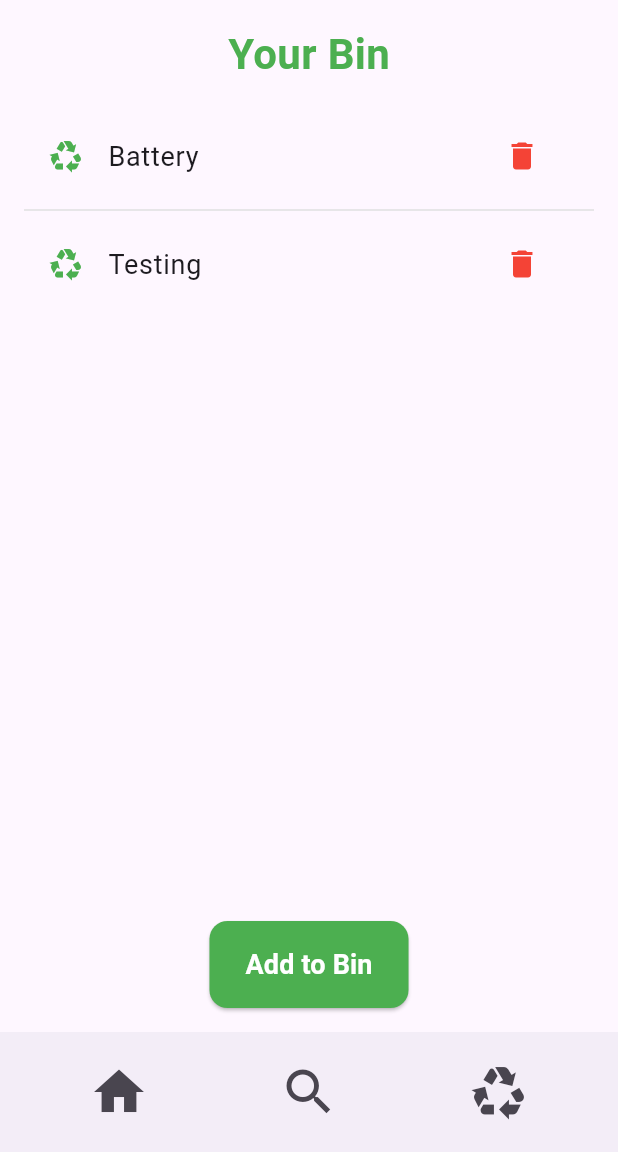
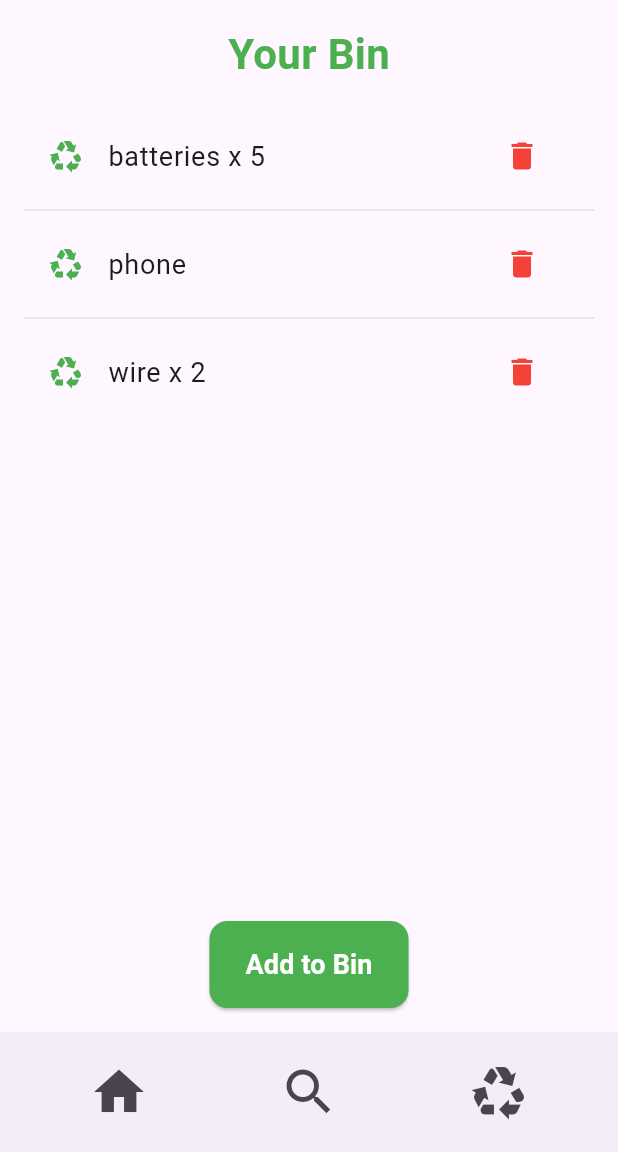
Before and after one commit to ivannimets/e-waste-hero, a Flutter app: the screen it shows after launch, on a phone screen of 412 x 824 dp, the part 84-1236 px from its top. Run offline on Flutter 3.47's test engine with Material 3 defaults, Android fonts, the phone set to English and light mode, and no system bars.

Commit message:
added items to bin list

```diff
--- /dev/null
+++ b/ewastehero/lib/entites/item.dart
@@ -0,0 +1,6 @@
+class Item {
+  String name = "";
+  int quantity;
+
+  Item({required this.name, this.quantity = 1});
+}
--- a/ewastehero/lib/screens/bin_page.dart
+++ b/ewastehero/lib/screens/bin_page.dart
@@ -1,10 +1,10 @@
 import 'package:ewastehero/screens/base_screen.dart';
 import 'package:flutter/material.dart';
 
+import '../entites/item.dart';
+
 class BinScreen extends StatelessWidget {
-  final List<String> binItems; // List of bin items
-
-  BinScreen({this.binItems = const ["Battery", "Testing"]}); // Default to an empty bin
+  List<Item> binItems = [new Item(name: "batteries", quantity: 5), new Item(name: "phone"), new Item(name: "wire", quantity: 2)]; // List of bin items
 
   @override
   Widget build(BuildContext context) {
@@ -45,7 +45,9 @@ class BinScreen extends StatelessWidget {
                   return ListTile(
                     leading: Icon(Icons.recycling, color: Colors.green),
                     title: Text(
-                      binItems[index],
+                      binItems[index].quantity == 1 ?
+                      "${binItems[index].name}" :
+                      "${binItems[index].name} x ${binItems[index].quantity}",
                       style: TextStyle(fontSize: 18),
                     ),
                     trailing: IconButton(
```
